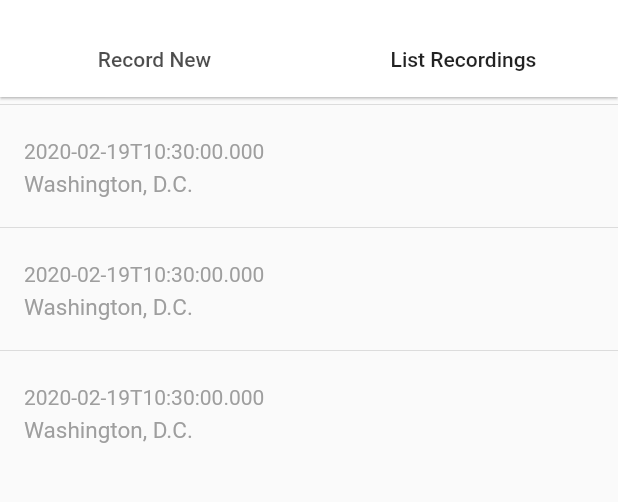
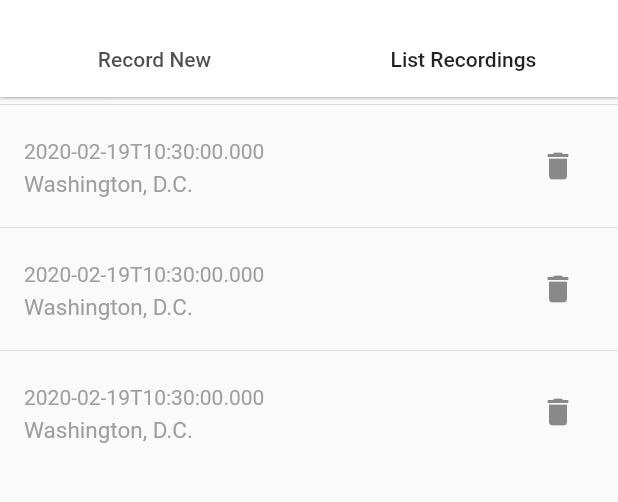
Before and after one commit to claptimes5/daily_diary, a Flutter app: the screen it shows after launch, on a phone screen of 412 x 824 dp, the part 59-561 px from its top. Run offline on Flutter 3.47's test engine with Material 2 defaults, Android fonts, the phone set to English and light mode, and no system bars.

Commit message:
can delete recordings

```diff
--- a/lib/pages/recording_list.dart
+++ b/lib/pages/recording_list.dart
@@ -13,13 +13,21 @@ class RecordingListState extends State<RecordingList> {
   Widget build(BuildContext context) {
     return new ListView.builder(
       itemCount: dummyData.length,
-      itemBuilder: (context, i) =>
-      new Column(
+      itemBuilder: (context, i) => new Column(
         children: <Widget>[
           new Divider(
             height: 10.0,
           ),
           new ListTile(
+            trailing: IconButton(
+              icon: Icon(Icons.delete),
+              onPressed: () {
+                setState(() {
+                  dummyData.removeAt(i);
+                });
+              },
+            ),
+
 //            leading: new CircleAvatar(
 //              foregroundColor: Theme
 //                  .of(context)
```
